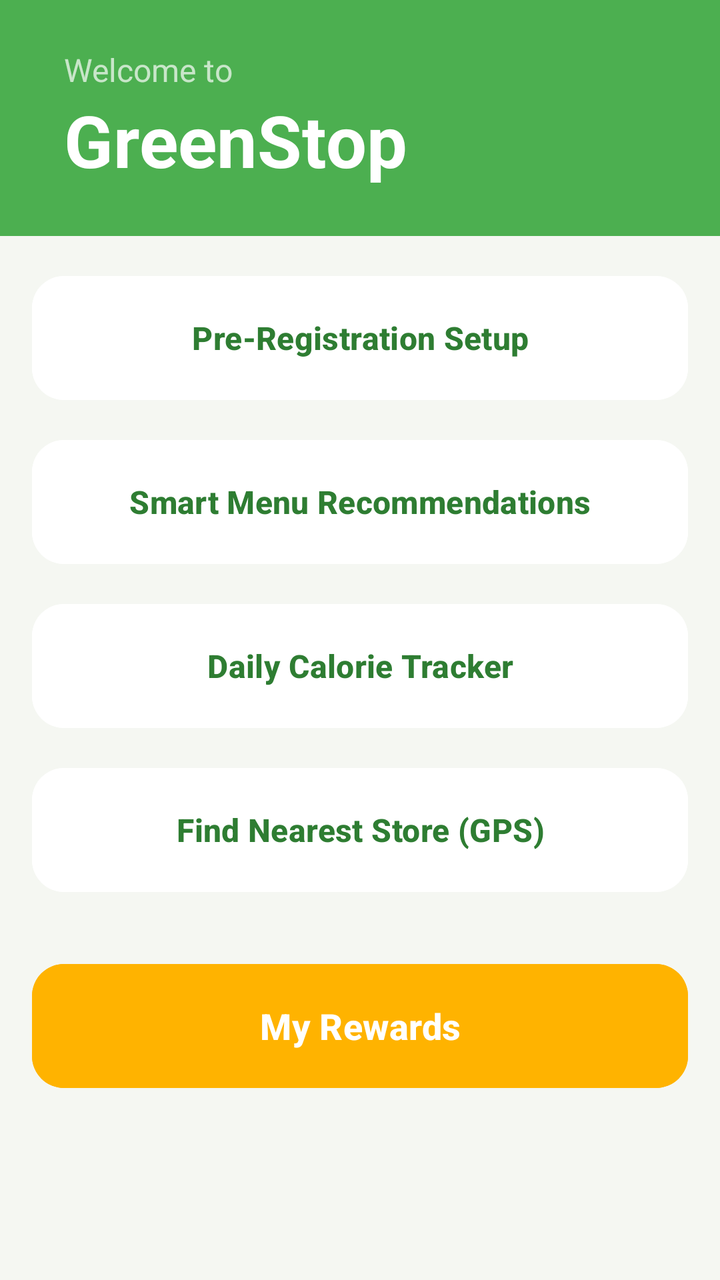
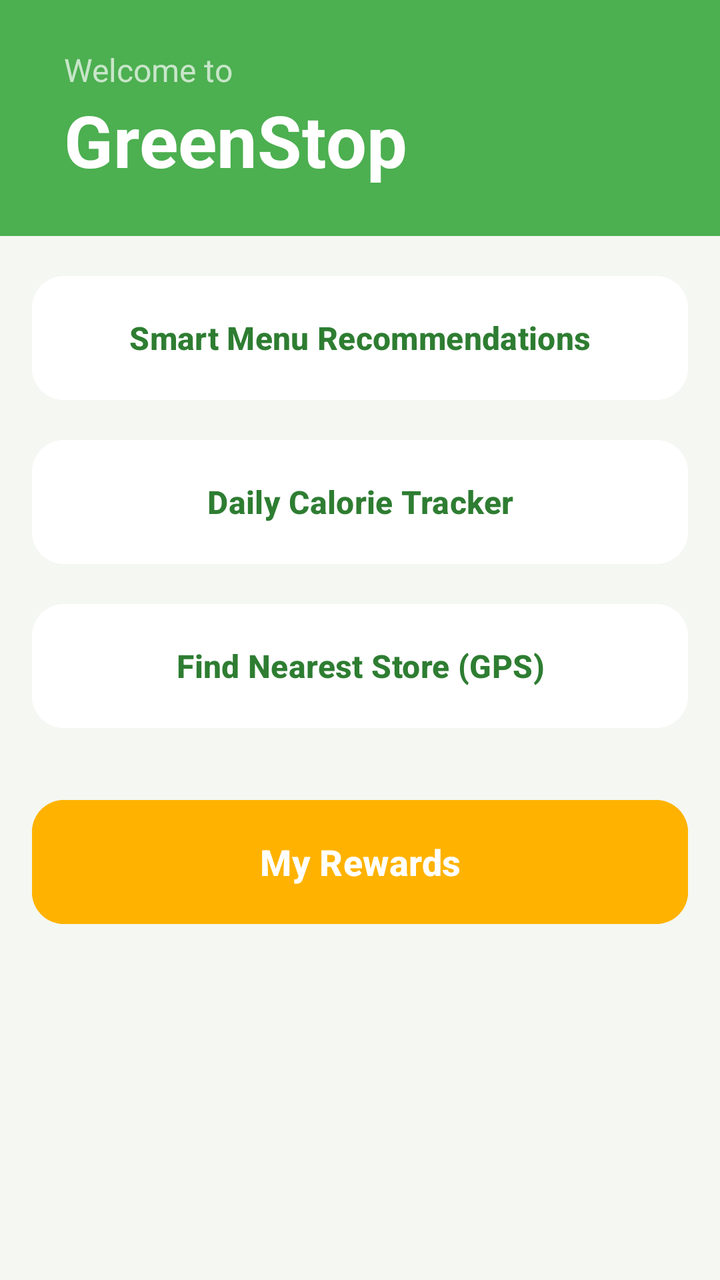

An Android layout rendered at two revisions. The XML below is the earlier revision; the diff shows what the commit changed to produce the second picture.
<!-- AndroidManifest.xml: application theme Theme.Gamstop -->
<!-- res/layout/fragment_home.xml -->
<?xml version="1.0" encoding="utf-8"?>
<androidx.constraintlayout.widget.ConstraintLayout
    xmlns:android="http://schemas.android.com/apk/res/android"
    xmlns:app="http://schemas.android.com/apk/res-auto"
    xmlns:tools="http://tools.android.com/tools"
    android:layout_width="match_parent"
    android:layout_height="match_parent"
    android:background="#F5F7F2">

    <ScrollView
        android:layout_width="match_parent"
        android:layout_height="match_parent"
        android:clipToPadding="false"
        app:layout_constraintBottom_toBottomOf="parent"
        app:layout_constraintTop_toTopOf="parent">

        <LinearLayout
            android:layout_width="match_parent"
            android:layout_height="wrap_content"
            android:orientation="vertical">

            <LinearLayout
                android:id="@+id/headerLayout"
                android:layout_width="match_parent"
                android:layout_height="wrap_content"
                android:background="#4CAF50"
                android:orientation="vertical"
                android:paddingLeft="32dp"
                android:paddingTop="24dp"
                android:paddingRight="32dp"
                android:paddingBottom="24dp">

                <TextView
                    android:layout_width="wrap_content"
                    android:layout_height="wrap_content"
                    android:text="Welcome to"
                    android:textColor="#C8E6C9"
                    android:textSize="16sp" />

                <TextView
                    android:id="@+id/mainTitle"
                    android:layout_width="wrap_content"
                    android:layout_height="wrap_content"
                    android:text="GreenStop"
                    android:textColor="#FFFFFF"
                    android:textSize="36sp"
                    android:textStyle="bold" />
            </LinearLayout>

            <LinearLayout
                android:layout_width="match_parent"
                android:layout_height="wrap_content"
                android:orientation="vertical"
                android:padding="16dp">

                <com.google.android.material.button.MaterialButton
                    android:id="@+id/btnPreRegistration"
                    android:layout_width="match_parent"
                    android:layout_height="70dp"
                    android:layout_marginBottom="12dp"
                    android:backgroundTint="#FFFFFF"
                    android:elevation="4dp"
                    android:text="Pre-Registration Setup"
                    android:textColor="#2E7D32"
                    android:textSize="16sp"
                    android:textStyle="bold"
                    app:cornerRadius="16dp" />

                <com.google.android.material.button.MaterialButton
                    android:id="@+id/btnRecommendations"
                    android:layout_width="match_parent"
                    android:layout_height="70dp"
                    android:layout_marginBottom="12dp"
                    android:backgroundTint="#FFFFFF"
                    android:elevation="4dp"
                    android:text="Smart Menu Recommendations"
                    android:textColor="#2E7D32"
                    android:textSize="16sp"
                    android:textStyle="bold"
                    app:cornerRadius="16dp" />

                <com.google.android.material.button.MaterialButton
                    android:id="@+id/btnCalorieStats"
                    android:layout_width="match_parent"
                    android:layout_height="70dp"
                    android:layout_marginBottom="12dp"
                    android:backgroundTint="#FFFFFF"
                    android:elevation="4dp"
                    android:text="Daily Calorie Tracker"
                    android:textColor="#2E7D32"
                    android:textSize="16sp"
                    android:textStyle="bold"
                    app:cornerRadius="16dp" />

                <com.google.android.material.button.MaterialButton
                    android:id="@+id/btnGpsNavigation"
                    android:layout_width="match_parent"
                    android:layout_height="70dp"
                    android:layout_marginBottom="12dp"
                    android:backgroundTint="#FFFFFF"
                    android:elevation="4dp"
                    android:text="Find Nearest Store (GPS)"
                    android:textColor="#2E7D32"
                    android:textSize="16sp"
                    android:textStyle="bold"
                    app:cornerRadius="16dp" />

                <com.google.android.material.button.MaterialButton
                    android:id="@+id/btnRewards"
                    android:layout_width="match_parent"
                    android:layout_height="70dp"
                    android:layout_marginTop="16dp"
                    android:layout_marginBottom="16dp"
                    android:backgroundTint="#FFB300"
                    android:elevation="6dp"
                    android:text="My Rewards"
                    android:textColor="#FFFFFF"
                    android:textSize="18sp"
                    android:textStyle="bold"
                    app:cornerRadius="16dp" />

            </LinearLayout>
        </LinearLayout>
    </ScrollView>
</androidx.constraintlayout.widget.ConstraintLayout>
<!-- resources referenced by this layout -->
<resources>
  <style name="Theme.Gamstop" parent="Base.Theme.Gamstop" />
  <style name="Base.Theme.Gamstop" parent="Theme.Material3.DayNight.NoActionBar">
          
          
      </style>
</resources>

<!-- the commit's change to res/layout/fragment_home.xml (unified diff, before → after) -->
@@ -10,6 +10,7 @@
     <ScrollView
         android:layout_width="match_parent"
         android:layout_height="match_parent"
+        android:paddingBottom="90dp"
         android:clipToPadding="false"
         app:layout_constraintBottom_toBottomOf="parent"
         app:layout_constraintTop_toTopOf="parent">
@@ -52,19 +53,6 @@
                 android:layout_height="wrap_content"
                 android:orientation="vertical"
                 android:padding="16dp">
-
-                <com.google.android.material.button.MaterialButton
-                    android:id="@+id/btnPreRegistration"
-                    android:layout_width="match_parent"
-                    android:layout_height="70dp"
-                    android:layout_marginBottom="12dp"
-                    android:backgroundTint="#FFFFFF"
-                    android:elevation="4dp"
-                    android:text="Pre-Registration Setup"
-                    android:textColor="#2E7D32"
-                    android:textSize="16sp"
-                    android:textStyle="bold"
-                    app:cornerRadius="16dp" />
 
                 <com.google.android.material.button.MaterialButton
                     android:id="@+id/btnRecommendations"
